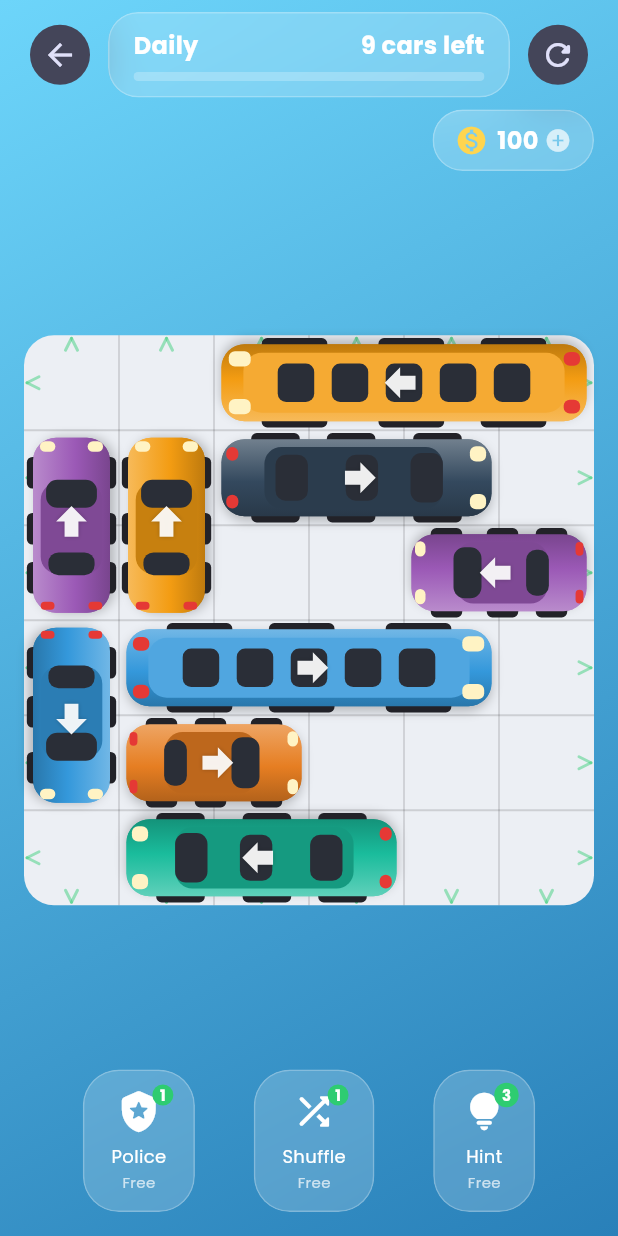
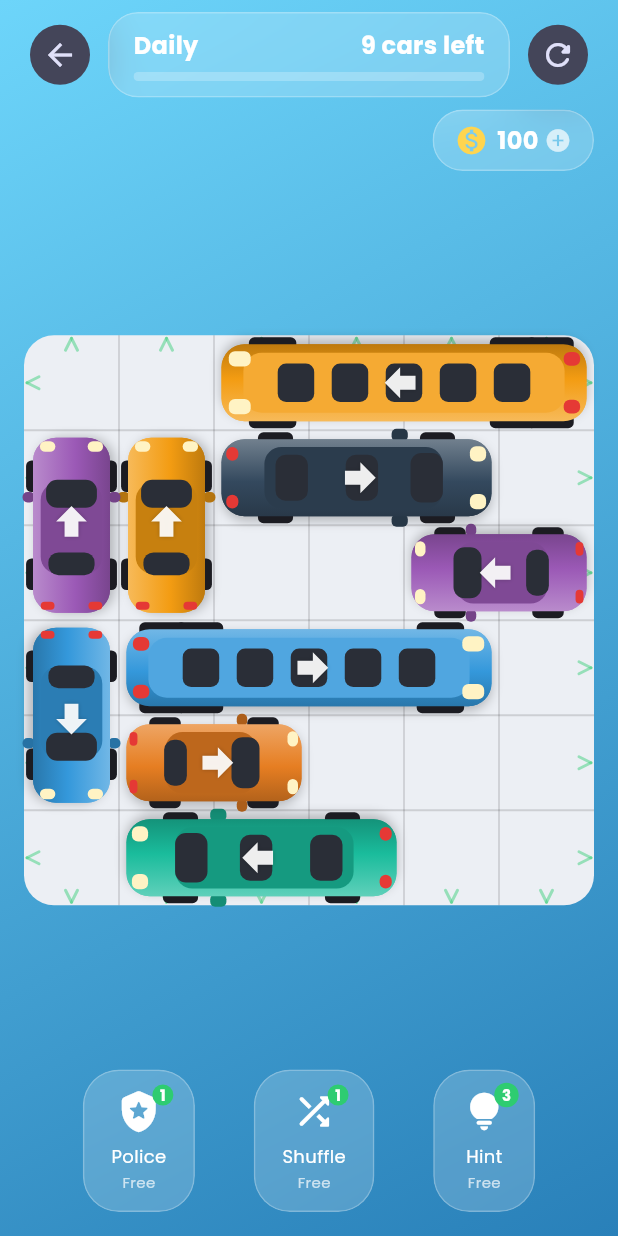
Before and after one commit to nortaip/puzzlegame, a Flutter app: the screen it shows after launch, after a tap on "Daily Challenge", on a phone screen of 412 x 824 dp. Run offline on Flutter 3.47's test engine with Material 3 defaults, Android fonts, the phone set to English and light mode, and no system bars; our stand-ins replace audioplayers, confetti, connectivity_plus, flutter_riverpod, google_fonts, google_mobile_ads and 4 more; accounts and stored records are empty.

Commit message:
Sound effects, hazard-light blink, police siren flash + officer; fix bus wheels
- Add SoundService (audioplayers) with generated WAV effects: honk (blocked),
  drive-off, looping siren, win and coin. Honoured by the sound setting; safe
  on all platforms.
- Blocked car now blinks amber hazard lights (CarPainter hazardOn) and honks.
- Police power-up: full-board blue/red flashing wash synced to the siren, a
  looping siren sound, and a top-down police officer beside the squad car.
- Fix wheel placement per vehicle type (front/rear axles, extra rear axle on
  buses/trucks) and add wing mirrors to cars/minivans for a more car-like look.

```diff
--- a/lib/features/game/widgets/car_painter.dart
+++ b/lib/features/game/widgets/car_painter.dart
@@ -16,6 +16,7 @@ class CarPainter extends CustomPainter {
     this.type = VehicleType.car,
     this.police = false,
     this.sirenRedLeft = true,
+    this.hazardOn = false,
   });
 
   final Color color;
@@ -27,6 +28,9 @@ class CarPainter extends CustomPainter {
 
   /// Which side of the siren is currently lit (animated by the caller).
   final bool sirenRedLeft;
+
+  /// When true, all four corner lights glow amber (hazard / blocked blink).
+  final bool hazardOn;
 
   static const Color _glassColor = Color(0xFF2A2E37);
 
@@ -86,7 +90,8 @@ class CarPainter extends CustomPainter {
     canvas.drawRRect(bodyRRect, bodyPaint);
 
     _drawWheels(canvas, l, s, hs);
-    canvas.drawRRect(bodyRRect, bodyPaint); // wheels tuck under the body
+    _drawMirrors(canvas, l, s, hs);
+    canvas.drawRRect(bodyRRect, bodyPaint); // wheels/mirrors tuck under the body
 
     // Type-specific detailing.
     if (police) {
@@ -116,21 +121,51 @@ class CarPainter extends CustomPainter {
   }
 
   void _drawWheels(Canvas canvas, double l, double s, double hs) {
-    final wheelPaint = Paint()..color = const Color(0xFF222228);
-    final wheelW = l * 0.18;
-    final wheelH = s * 0.16;
-    final xs = <double>[-l * 0.30, l * 0.30];
-    if (l / s > 2.2) xs.add(-l * 0.02); // extra axle for long vehicles
+    final wheelPaint = Paint()..color = const Color(0xFF1C1C22);
+    // Axle positions sit near the front and rear of each body type (an extra
+    // rear axle for buses/trucks), so wheels read correctly on long vehicles.
+    final List<double> xs;
+    switch (type) {
+      case VehicleType.car:
+        xs = [l * 0.28, -l * 0.28];
+      case VehicleType.minivan:
+        xs = [l * 0.30, -l * 0.30];
+      case VehicleType.bus:
+        xs = [l * 0.36, -l * 0.30, -l * 0.40];
+      case VehicleType.truck:
+        xs = [l * 0.34, -l * 0.26, -l * 0.40];
+    }
+    final wheelW = l * (type == VehicleType.car ? 0.18 : 0.13);
+    final wheelH = s * 0.18;
     for (final sx in xs) {
       for (final sy in [-hs, hs]) {
         canvas.drawRRect(
           RRect.fromRectAndRadius(
             Rect.fromCenter(center: Offset(sx, sy), width: wheelW, height: wheelH),
-            Radius.circular(wheelH * 0.45),
+            Radius.circular(wheelH * 0.4),
           ),
           wheelPaint,
         );
       }
+    }
+  }
+
+  /// Small wing mirrors near the front, sticking out past the sides (cars and
+  /// minivans only — buses/trucks read better without them at this scale).
+  void _drawMirrors(Canvas canvas, double l, double s, double hs) {
+    if (type == VehicleType.bus || type == VehicleType.truck) return;
+    final paint = Paint()..color = Color.lerp(color, Colors.black, 0.25)!;
+    final mx = l * 0.16;
+    final mw = l * 0.06;
+    final mh = s * 0.16;
+    for (final sy in [-hs - mh * 0.35, hs + mh * 0.35]) {
+      canvas.drawRRect(
+        RRect.fromRectAndRadius(
+          Rect.fromCenter(center: Offset(mx, sy), width: mw, height: mh),
+          Radius.circular(mh * 0.4),
+        ),
+        paint,
+      );
     }
   }
 
@@ -211,6 +246,25 @@ class CarPainter extends CustomPainter {
   }
 
   void _drawLights(Canvas canvas, double l, double s, double hl, double hs) {
+    if (hazardOn) {
+      // All four corners glow amber (hazard / blocked blink).
+      const amberColor = Color(0xFFFFB300);
+      final glow = Paint()
+        ..color = amberColor.withOpacity(0.85)
+        ..maskFilter = const MaskFilter.blur(BlurStyle.normal, 4);
+      final amber = Paint()..color = amberColor;
+      for (final sx in [hl - l * 0.05, -hl + l * 0.05]) {
+        for (final sy in [-hs * 0.62, hs * 0.62]) {
+          final r = Rect.fromCenter(
+              center: Offset(sx, sy), width: l * 0.06, height: s * 0.2);
+          canvas.drawRRect(
+              RRect.fromRectAndRadius(r.inflate(2), Radius.circular(s * 0.1)), glow);
+          canvas.drawRRect(
+              RRect.fromRectAndRadius(r, Radius.circular(s * 0.08)), amber);
+        }
+      }
+      return;
+    }
     final head = Paint()..color = const Color(0xFFFFF3C4);
     final tail = Paint()..color = const Color(0xFFE53935);
     for (final sy in [-hs * 0.62, hs * 0.62]) {
@@ -291,5 +345,44 @@ class CarPainter extends CustomPainter {
       old.facing != facing ||
       old.type != type ||
       old.police != police ||
-      old.sirenRedLeft != sirenRedLeft;
+      old.sirenRedLeft != sirenRedLeft ||
+      old.hazardOn != hazardOn;
 }
+
+/// Top-down police officer: cap, face and shoulders, with a tiny badge. Used in
+/// the Police power-up overlay beside the squad car.
+class OfficerPainter extends CustomPainter {
+  @override
+  void paint(Canvas canvas, Size size) {
+    final c = Offset(size.width / 2, size.height / 2);
+    final r = size.shortestSide * 0.28;
+
+    // Shadow.
+    canvas.drawCircle(
+      c.translate(0, 2),
+      r * 1.5,
+      Paint()
+        ..color = Colors.black.withOpacity(0.2)
+        ..maskFilter = const MaskFilter.blur(BlurStyle.normal, 3),
+    );
+    // Shoulders (navy uniform).
+    canvas.drawCircle(c, r * 1.5, Paint()..color = const Color(0xFF1A3A6B));
+    // Head / face.
+    canvas.drawCircle(c, r * 0.95, Paint()..color = const Color(0xFFE8B98C));
+    // Cap covering the top of the head.
+    canvas.drawCircle(
+      c.translate(0, -r * 0.20),
+      r * 0.80,
+      Paint()..color = const Color(0xFF15315C),
+    );
+    // Cap badge.
+    canvas.drawCircle(
+      c.translate(0, -r * 0.52),
+      r * 0.16,
+      Paint()..color = const Color(0xFFFFD54F),
+    );
+  }
+
+  @override
+  bool shouldRepaint(covariant OfficerPainter oldDelegate) => false;
+}
--- a/lib/features/game/widgets/vehicle_widget.dart
+++ b/lib/features/game/widgets/vehicle_widget.dart
@@ -11,11 +11,15 @@ class VehicleWidget extends StatefulWidget {
     required this.vehicle,
     required this.color,
     required this.hinted,
+    this.hazardOn = false,
   });
 
   final Vehicle vehicle;
   final Color color;
   final bool hinted;
+
+  /// When true the car flashes its amber hazard lights (it's blocked).
+  final bool hazardOn;
 
   @override
   State<VehicleWidget> createState() => _VehicleWidgetState();
@@ -61,6 +65,7 @@ class _VehicleWidgetState extends State<VehicleWidget>
           color: widget.color,
           facing: widget.vehicle.facing,
           type: widget.vehicle.type,
+          hazardOn: widget.hazardOn,
         ),
         child: const SizedBox.expand(),
       ),
--- a/lib/state/game_controller.dart
+++ b/lib/state/game_controller.dart
@@ -9,6 +9,7 @@ import '../game/models/board.dart';
 import '../game/models/level.dart';
 import '../game/models/vehicle.dart';
 import '../game/themes/environment_theme.dart';
+import '../services/audio/sound_service.dart';
 import '../services/storage/models/level_progress.dart';
 import 'player_controller.dart';
 import 'providers.dart';
@@ -166,6 +167,8 @@ class GameController extends Notifier<GameState?> {
   void _onWin() {
     final s = state!;
     Haptics.success();
+    SoundService.instance.win();
+    Future.delayed(const Duration(milliseconds: 400), SoundService.instance.coin);
     final player = ref.read(playerControllerProvider.notifier);
     player.grantLevelReward(s.stars);
     player.advanceLevel(s.level.number);
--- a/lib/state/player_controller.dart
+++ b/lib/state/player_controller.dart
@@ -2,6 +2,7 @@ import 'package:flutter_riverpod/flutter_riverpod.dart';
 
 import '../core/constants/app_constants.dart';
 import '../core/utils/haptics.dart';
+import '../services/audio/sound_service.dart';
 import '../services/storage/models/player_profile.dart';
 import 'providers.dart';
 
@@ -19,6 +20,7 @@ class PlayerController extends Notifier<PlayerProfile> {
     final store = ref.read(localStoreProvider);
     state = await store.loadProfile();
     Haptics.enabled = state.hapticsEnabled;
+    SoundService.instance.enabled = state.soundEnabled;
     // Pull any newer cloud profile, then push local state up.
     final sync = ref.read(syncServiceProvider);
     await sync.pullIfNewer();
@@ -125,6 +127,7 @@ class PlayerController extends Notifier<PlayerProfile> {
 
   Future<void> setSound(bool value) async {
     state.soundEnabled = value;
+    SoundService.instance.enabled = value;
     await _persist();
   }
 
--- a/pubspec.yaml
+++ b/pubspec.yaml
@@ -33,6 +33,7 @@ dependencies:
   confetti: ^0.7.0
   vibration: ^2.0.0
   connectivity_plus: ^6.0.3
+  audioplayers: ^6.1.0
 
 dev_dependencies:
   flutter_test:
```
Also changed, not shown: lib/features/game/widgets/board_widget.dart (+66 -8 lines), lib/services/audio/sound_service.dart (added, +52 -0 lines), 7 other files.
